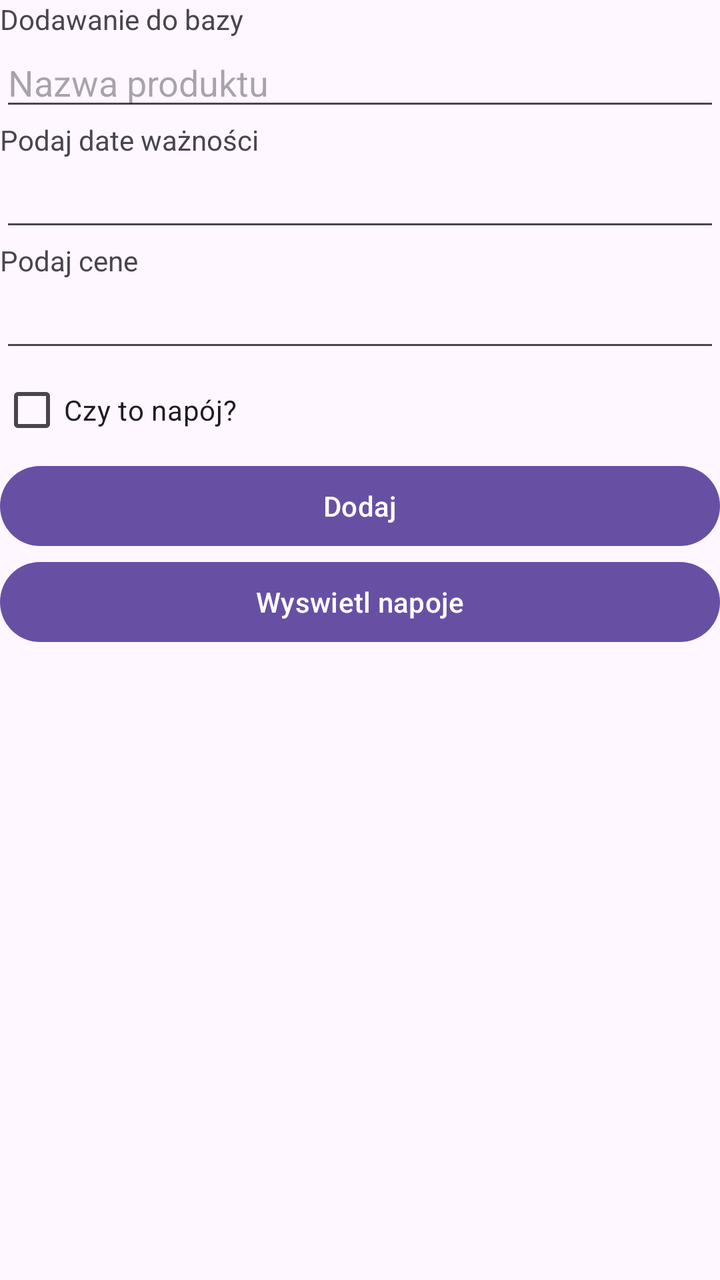
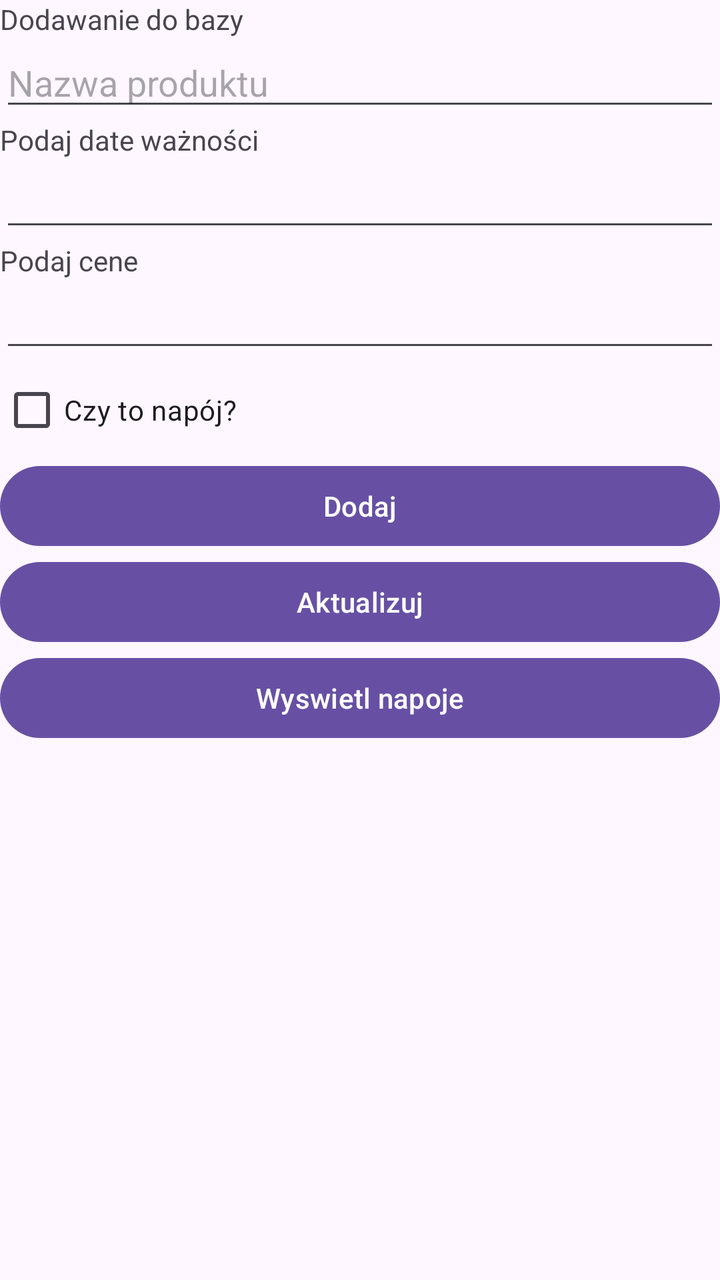

Screens rendered from an Android XML layout before and after an edit, with the pre-edit source and the edit as a unified diff.
<!-- AndroidManifest.xml: application theme Theme.MyApplication -->
<!-- res/layout/activity_main.xml -->
<?xml version="1.0" encoding="utf-8"?>
<LinearLayout xmlns:android="http://schemas.android.com/apk/res/android"
    xmlns:app="http://schemas.android.com/apk/res-auto"
    xmlns:tools="http://schemas.android.com/tools"
    android:id="@+id/main"
    android:layout_width="match_parent"
    android:layout_height="match_parent"
    android:orientation="vertical">

    <TextView
        android:id="@+id/textView3"
        android:layout_width="match_parent"
        android:layout_height="wrap_content"
        android:text="Dodawanie do bazy" />

    <EditText
        android:id="@+id/editTextNazwa"
        android:layout_width="match_parent"
        android:layout_height="wrap_content"
        android:ems="10"
        android:inputType="text"
        android:hint="Nazwa produktu" />

    <TextView
        android:id="@+id/textView4"
        android:layout_width="match_parent"
        android:layout_height="wrap_content"
        android:text="Podaj date ważności" />

    <EditText
        android:id="@+id/editTextDate"
        android:layout_width="match_parent"
        android:layout_height="wrap_content"
        android:ems="10"
        android:inputType="date" />

    <TextView
        android:id="@+id/textView5"
        android:layout_width="match_parent"
        android:layout_height="wrap_content"
        android:text="Podaj cene" />

    <EditText
        android:id="@+id/editTextNumberCena"
        android:layout_width="match_parent"
        android:layout_height="wrap_content"
        android:ems="10"
        android:inputType="number" />

    <CheckBox
        android:id="@+id/checkBox"
        android:layout_width="match_parent"
        android:layout_height="wrap_content"
        android:text="Czy to napój?" />

    <Button
        android:id="@+id/buttonDodaj"
        android:layout_width="match_parent"
        android:layout_height="wrap_content"
        android:text="Dodaj" />

    <Button
        android:id="@+id/buttonWyswietlNapoje"
        android:layout_width="match_parent"
        android:layout_height="wrap_content"
        android:text="Wyswietl napoje" />

    <ListView
        android:layout_width="match_parent"
        android:layout_height="wrap_content"
        android:id="@+id/listView"
        />

</LinearLayout>
<!-- resources referenced by this layout -->
<resources>
  <style name="Theme.MyApplication" parent="Base.Theme.MyApplication" />
  <style name="Base.Theme.MyApplication" parent="Theme.Material3.DayNight.NoActionBar">
          
          
      </style>
</resources>

<!-- the commit's change to res/layout/activity_main.xml (unified diff, before → after) -->
@@ -60,6 +60,12 @@
         android:text="Dodaj" />
 
     <Button
+        android:id="@+id/buttonAktualizuj"
+        android:layout_width="match_parent"
+        android:layout_height="wrap_content"
+        android:text="Aktualizuj" />
+
+    <Button
         android:id="@+id/buttonWyswietlNapoje"
         android:layout_width="match_parent"
         android:layout_height="wrap_content"
